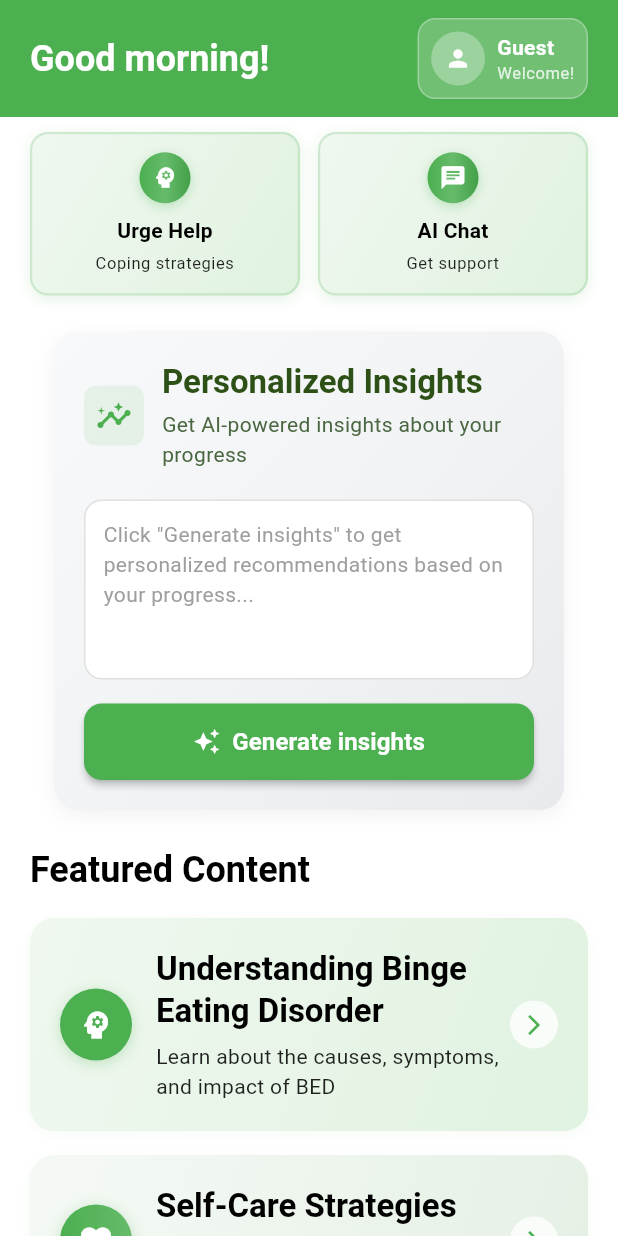
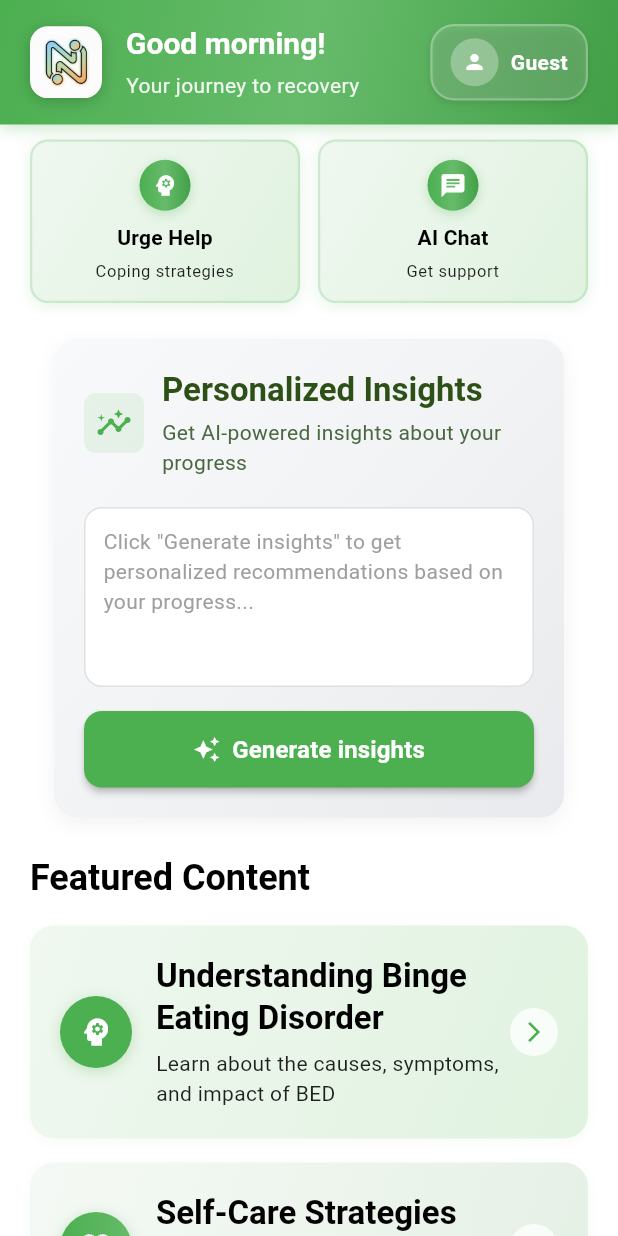
Before and after one commit to daobinhgiang/binge-eating-dart, a Flutter app: the HomeScreen screen opened directly, on a phone screen of 412 x 824 dp. Run offline on Flutter 3.47's test engine with Material 3 defaults, Android fonts, the phone set to English and light mode, and no system bars; our stand-ins replace cloud_firestore, firebase_analytics, firebase_auth, firebase_core, firebase_messaging, fl_chart and 5 more; accounts and stored records are empty.

Commit message:
Added logo

```diff
--- a/lib/screens/home_screen.dart
+++ b/lib/screens/home_screen.dart
@@ -79,17 +79,70 @@ class _HomeScreenState extends ConsumerState<HomeScreen> with TickerProviderStat
     }
   }
 
+  Widget _buildAppLogo() {
+    return Container(
+      width: 48,
+      height: 48,
+      decoration: BoxDecoration(
+        borderRadius: BorderRadius.circular(12),
+        boxShadow: [
+          BoxShadow(
+            color: Colors.black.withValues(alpha: 0.2),
+            blurRadius: 8,
+            offset: const Offset(0, 2),
+          ),
+        ],
+      ),
+      child: ClipRRect(
+        borderRadius: BorderRadius.circular(12),
+        child: Image.asset(
+          'logo.png',
+          fit: BoxFit.cover,
+          errorBuilder: (context, error, stackTrace) {
+            // Fallback to a simple icon if image fails to load
+            return Container(
+              decoration: BoxDecoration(
+                gradient: const LinearGradient(
+                  begin: Alignment.topLeft,
+                  end: Alignment.bottomRight,
+                  colors: [
+                    Color(0xFF64B5F6), // Light blue
+                    Color(0xFF4CAF50), // Green
+                    Color(0xFFFFB74D), // Light orange
+                  ],
+                ),
+                borderRadius: BorderRadius.circular(12),
+              ),
+              child: const Icon(
+                Icons.psychology,
+                color: Colors.white,
+                size: 24,
+              ),
+            );
+          },
+        ),
+      ),
+    );
+  }
+
 
 
   Widget _buildProfileSection(AsyncValue authState) {
     return Container(
       decoration: BoxDecoration(
-        color: Colors.white.withValues(alpha: 0.2),
-        borderRadius: BorderRadius.circular(12),
+        color: Colors.white.withValues(alpha: 0.15),
+        borderRadius: BorderRadius.circular(16),
         border: Border.all(
-          color: Colors.white.withValues(alpha: 0.3),
-          width: 1,
-        ),
+          color: Colors.white.withValues(alpha: 0.25),
+          width: 1.5,
+        ),
+        boxShadow: [
+          BoxShadow(
+            color: Colors.black.withValues(alpha: 0.1),
+            blurRadius: 4,
+            offset: const Offset(0, 2),
+          ),
+        ],
       ),
       child: authState.when(
         data: (user) => user != null
@@ -112,13 +165,13 @@ class _HomeScreenState extends ConsumerState<HomeScreen> with TickerProviderStat
                   ),
                 ],
                 child: Padding(
-                  padding: const EdgeInsets.all(8),
+                  padding: const EdgeInsets.symmetric(horizontal: 12, vertical: 8),
                   child: Row(
                     mainAxisSize: MainAxisSize.min,
                     children: [
                       CircleAvatar(
-                        radius: 18,
-                        backgroundColor: const Color(0xFF4CAF50).withValues(alpha: 0.2),
+                        radius: 16,
+                        backgroundColor: Colors.white.withValues(alpha: 0.3),
                         backgroundImage: user.photoUrl != null
                             ? NetworkImage(user.photoUrl!)
                             : null,
@@ -126,39 +179,27 @@ class _HomeScreenState extends ConsumerState<HomeScreen> with TickerProviderStat
                             ? Text(
                                 user.displayName.substring(0, 1).toUpperCase(),
                                 style: const TextStyle(
-                                  color: Color(0xFF2D5016),
+                                  color: Colors.white,
                                   fontWeight: FontWeight.bold,
-                                  fontSize: 14,
+                                  fontSize: 12,
                                 ),
                               )
                             : null,
                       ),
                       const SizedBox(width: 8),
-                      Column(
-                        crossAxisAlignment: CrossAxisAlignment.start,
-                        mainAxisSize: MainAxisSize.min,
-                        children: [
                       Text(
                         user.displayName.split(' ').first,
                         style: Theme.of(context).textTheme.bodyMedium?.copyWith(
                           fontWeight: FontWeight.w600,
                           color: Colors.white,
-                            ),
-                          ),
-                          Text(
-                            'You\'ve got this!',
-                            style: Theme.of(context).textTheme.bodySmall?.copyWith(
-                              color: Colors.white.withValues(alpha: 0.8),
-                              fontSize: 11,
-                            ),
-                          ),
-                        ],
+                          fontSize: 14,
+                        ),
                       ),
                       const SizedBox(width: 4),
                       Icon(
                         Icons.keyboard_arrow_down,
-                        color: Colors.white,
-                        size: 16,
+                        color: Colors.white.withValues(alpha: 0.8),
+                        size: 14,
                       ),
                     ],
                   ),
@@ -166,10 +207,14 @@ class _HomeScreenState extends ConsumerState<HomeScreen> with TickerProviderStat
               )
             : _buildGuestProfile(),
         loading: () => Container(
-          padding: const EdgeInsets.all(12),
-          child: const CircularProgressIndicator(
-            color: Color(0xFF2D5016),
+          padding: const EdgeInsets.symmetric(horizontal: 12, vertical: 8),
+          child: const SizedBox(
+            width: 16,
+            height: 16,
+            child: CircularProgressIndicator(
+              color: Colors.white,
               strokeWidth: 2,
+            ),
           ),
         ),
         error: (_, __) => _buildGuestProfile(),
@@ -179,39 +224,27 @@ class _HomeScreenState extends ConsumerState<HomeScreen> with TickerProviderStat
 
   Widget _buildGuestProfile() {
     return Padding(
-      padding: const EdgeInsets.all(8),
+      padding: const EdgeInsets.symmetric(horizontal: 12, vertical: 8),
       child: Row(
         mainAxisSize: MainAxisSize.min,
         children: [
           CircleAvatar(
-            radius: 18,
+            radius: 16,
             backgroundColor: Colors.white.withValues(alpha: 0.3),
             child: const Icon(
               Icons.person,
               color: Colors.white,
-              size: 18,
+              size: 16,
             ),
           ),
           const SizedBox(width: 8),
-          Column(
-            crossAxisAlignment: CrossAxisAlignment.start,
-            mainAxisSize: MainAxisSize.min,
-            children: [
           Text(
             'Guest',
             style: Theme.of(context).textTheme.bodyMedium?.copyWith(
               fontWeight: FontWeight.w600,
               color: Colors.white,
-                ),
-              ),
-              Text(
-                'Welcome!',
-                style: Theme.of(context).textTheme.bodySmall?.copyWith(
-                  color: Colors.white.withValues(alpha: 0.8),
-                  fontSize: 11,
-                ),
-              ),
-            ],
+              fontSize: 14,
+            ),
           ),
         ],
       ),
@@ -228,23 +261,60 @@ class _HomeScreenState extends ConsumerState<HomeScreen> with TickerProviderStat
       body: CustomScrollView(
           controller: _scrollController ?? ScrollController(),
           slivers: [
-            // Simple header
+            // Enhanced header with logo
             SliverToBoxAdapter(
               child: Container(
-                color: const Color(0xFF4CAF50),
+                decoration: BoxDecoration(
+                  gradient: const LinearGradient(
+                    begin: Alignment.topLeft,
+                    end: Alignment.bottomRight,
+                    colors: [
+                      Color(0xFF4CAF50), // Green
+                      Color(0xFF66BB6A), // Lighter green
+                      Color(0xFF43A047), // Darker green
+                    ],
+                  ),
+                  boxShadow: [
+                    BoxShadow(
+                      color: const Color(0xFF4CAF50).withValues(alpha: 0.3),
+                      blurRadius: 8,
+                      offset: const Offset(0, 2),
+                    ),
+                  ],
+                ),
                 child: SafeArea(
                   child: Padding(
-                    padding: const EdgeInsets.fromLTRB(20, 12, 20, 12),
+                    padding: const EdgeInsets.fromLTRB(20, 16, 20, 16),
                     child: Row(
-                      mainAxisAlignment: MainAxisAlignment.spaceBetween,
+                      children: [
+                        // App Logo
+                        _buildAppLogo(),
+                        const SizedBox(width: 16),
+                        // Greeting and user info
+                        Expanded(
+                          child: Column(
+                            crossAxisAlignment: CrossAxisAlignment.start,
                             children: [
                               Text(
                                 _getTimeBasedGreeting(),
                                 style: Theme.of(context).textTheme.headlineSmall?.copyWith(
                                   fontWeight: FontWeight.bold,
                                   color: Colors.white,
-                          ),
-                        ),
+                                  fontSize: 20,
+                                ),
+                              ),
+                              const SizedBox(height: 4),
+                              Text(
+                                'Your journey to recovery',
+                                style: Theme.of(context).textTheme.bodyMedium?.copyWith(
+                                  color: Colors.white.withValues(alpha: 0.9),
+                                  fontSize: 14,
+                                ),
+                              ),
+                            ],
+                          ),
+                        ),
+                        // Profile section
                         _buildProfileSection(authState),
                       ],
                     ),
--- a/pubspec.yaml
+++ b/pubspec.yaml
@@ -86,6 +86,7 @@ flutter:
   # To add assets to your application, add an assets section, like this:
   assets:
     - .env
+    - logo.png
 
   # An image asset can refer to one or more resolution-specific "variants", see
   # https://flutter.dev/to/resolution-aware-images
```
Also changed, not shown: assets/logo.png (added), logo.png (added). Lines whose indentation alone changed are shown as unchanged.
